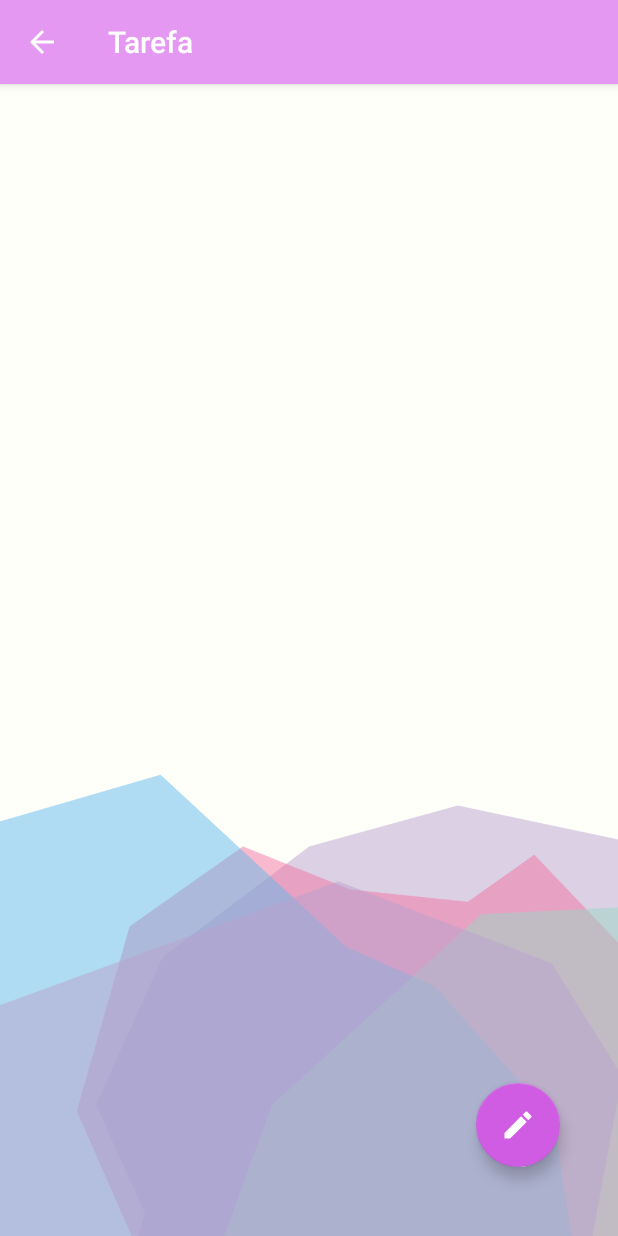
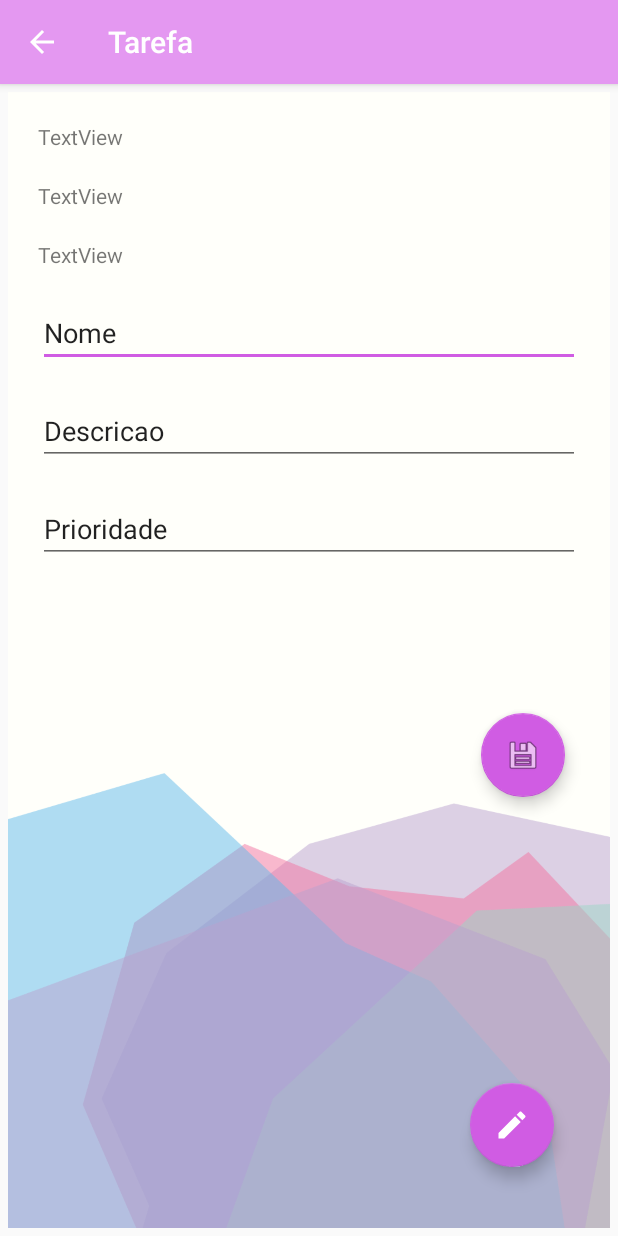
Before and after one commit to lucasantonio12/StudyManagerOficial, an Android app: the TarefaDetalhada screen opened directly, with no data from a screen before it, on a phone screen of 412 x 824 dp. Run offline under Robolectric (Android 15) with nearby library versions, the phone set to English and light mode, and no system bars.

Commit message:
Aplicação de espaço para receber as ediçoes e botões de salvar alterações nas activitys de: - disciplina detalhada - tarefa detalhada

```diff
--- a/app/src/main/res/layout/activity_tarefa_detalhada.xml
+++ b/app/src/main/res/layout/activity_tarefa_detalhada.xml
@@ -1,18 +1,107 @@
 <?xml version="1.0" encoding="utf-8"?>
-<androidx.constraintlayout.widget.ConstraintLayout xmlns:android="http://schemas.android.com/apk/res/android"
+<LinearLayout xmlns:android="http://schemas.android.com/apk/res/android"
     xmlns:app="http://schemas.android.com/apk/res-auto"
     xmlns:tools="http://schemas.android.com/tools"
     android:layout_width="match_parent"
     android:layout_height="match_parent"
+    android:layout_margin="5dp"
     android:background="@drawable/background2"
+    android:orientation="vertical"
     tools:context=".viewTarefa.TarefaDetalhada">
+
+    <TextView
+        android:id="@+id/nomeText"
+        android:layout_width="match_parent"
+        android:layout_height="wrap_content"
+        android:layout_gravity="center"
+        android:layout_marginLeft="20dp"
+        android:layout_marginTop="20dp"
+        android:layout_marginRight="20dp"
+        android:ems="25"
+        android:text="TextView" />
+
+    <TextView
+        android:id="@+id/descricaoText"
+        android:layout_width="match_parent"
+        android:layout_height="wrap_content"
+        android:layout_gravity="center"
+        android:layout_marginLeft="20dp"
+        android:layout_marginTop="20dp"
+        android:layout_marginRight="20dp"
+        android:ems="25"
+        android:text="TextView" />
+
+    <TextView
+        android:id="@+id/prioridadeText"
+        android:layout_width="match_parent"
+        android:layout_height="wrap_content"
+        android:layout_gravity="center"
+        android:layout_marginLeft="20dp"
+        android:layout_marginTop="20dp"
+        android:layout_marginRight="20dp"
+        android:ems="25"
+        android:text="TextView" />
 
     <androidx.constraintlayout.widget.ConstraintLayout
         android:layout_width="match_parent"
-        android:layout_height="match_parent" >
+        android:layout_height="match_parent">
+
+        <LinearLayout
+            android:layout_width="match_parent"
+            android:layout_height="match_parent"
+            android:orientation="vertical">
+
+            <EditText
+                android:id="@+id/editNome"
+                android:layout_width="match_parent"
+                android:layout_height="wrap_content"
+                android:layout_gravity="center"
+                android:layout_marginLeft="20dp"
+                android:layout_marginTop="20dp"
+                android:layout_marginRight="20dp"
+                android:ems="25"
+                android:inputType="textPersonName"
+                android:text="Nome" />
+
+            <EditText
+                android:id="@+id/editDescricao"
+                android:layout_width="match_parent"
+                android:layout_height="wrap_content"
+                android:layout_gravity="center"
+                android:layout_marginLeft="20dp"
+                android:layout_marginTop="20dp"
+                android:layout_marginRight="20dp"
+                android:ems="25"
+                android:inputType="textPersonName"
+                android:text="Descricao" />
+
+            <EditText
+                android:id="@+id/editPrioridade"
+                android:layout_width="match_parent"
+                android:layout_height="wrap_content"
+                android:layout_gravity="center"
+                android:layout_marginLeft="20dp"
+                android:layout_marginTop="20dp"
+                android:layout_marginRight="20dp"
+                android:ems="25"
+                android:inputType="textPersonName"
+                android:text="Prioridade" />
+
+            <com.google.android.material.floatingactionbutton.FloatingActionButton
+                android:id="@+id/editTarefa"
+                android:layout_width="wrap_content"
+                android:layout_height="wrap_content"
+                android:layout_weight="1"
+                android:layout_gravity="right"
+                android:layout_marginTop="100dp"
+                android:layout_marginRight="30dp"
+                android:clickable="true"
+                app:srcCompat="@android:drawable/ic_menu_save" />
+
+        </LinearLayout>
 
         <com.google.android.material.floatingactionbutton.FloatingActionButton
-            android:id="@+id/floatCadastraDisciplina"
+            android:id="@+id/floatTarefa"
             android:layout_width="wrap_content"
             android:layout_height="wrap_content"
             android:layout_marginBottom="16dp"
@@ -27,4 +116,4 @@
 
     </androidx.constraintlayout.widget.ConstraintLayout>
 
-</androidx.constraintlayout.widget.ConstraintLayout>
+</LinearLayout>
```
Also changed, not shown: app/src/main/res/layout/activity_disciplina_detalhada.xml (+64 -5 lines).
